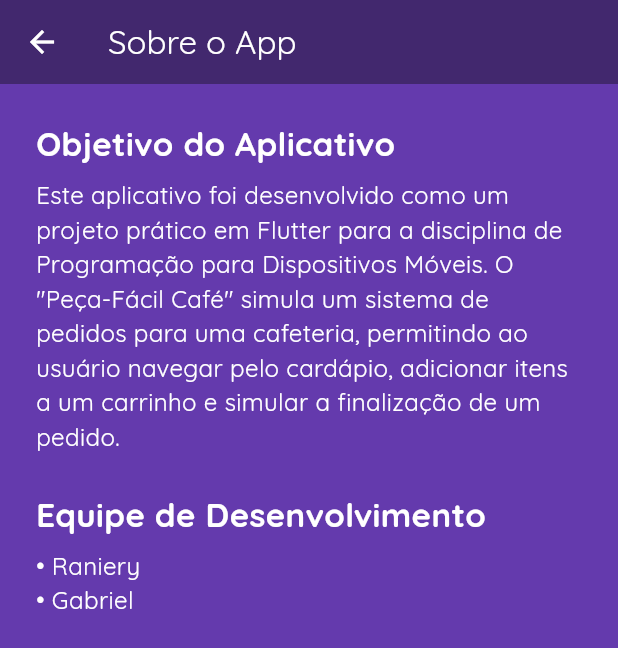
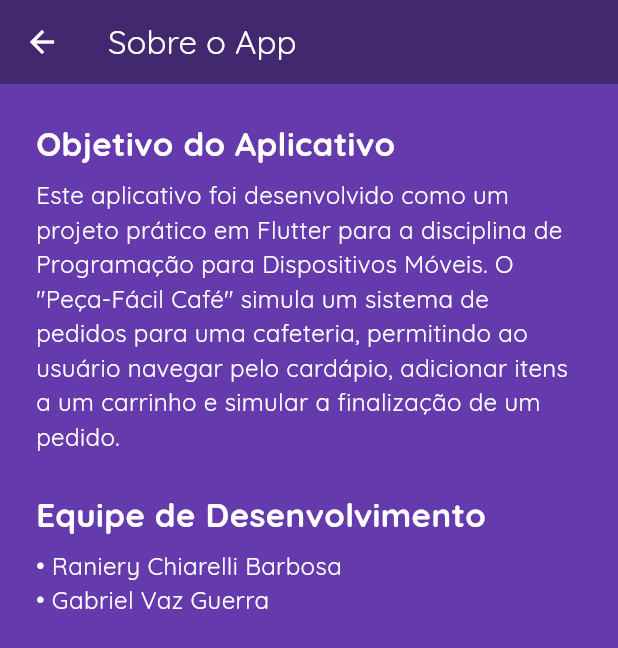
Before and after one commit to Ranyko/Cardapio-Cafeteria, a Flutter app: the AboutScreen screen opened directly, on a phone screen of 412 x 824 dp. Shown: the top 648 px of the screen. Run offline on Flutter 3.47's test engine with Material 3 defaults, Android fonts, the phone set to English and light mode, and no system bars; our stand-ins replace device_preview_plus, google_fonts, mask_text_input_formatter; accounts and stored records are empty.

Commit message:
Correção com os Nomes Completos

```diff
--- a/lib/Screens/about/about_screen.dart
+++ b/lib/Screens/about/about_screen.dart
@@ -41,7 +41,7 @@ class AboutScreen extends StatelessWidget {
             ),
             SizedBox(height: 8),
             Text(
-              '• Raniery \n• Gabriel',
+              '• Raniery Chiarelli Barbosa \n• Gabriel Vaz Guerra',
               style: TextStyle(fontSize: 16,color: Colors.white),
             ),
           ],
```
